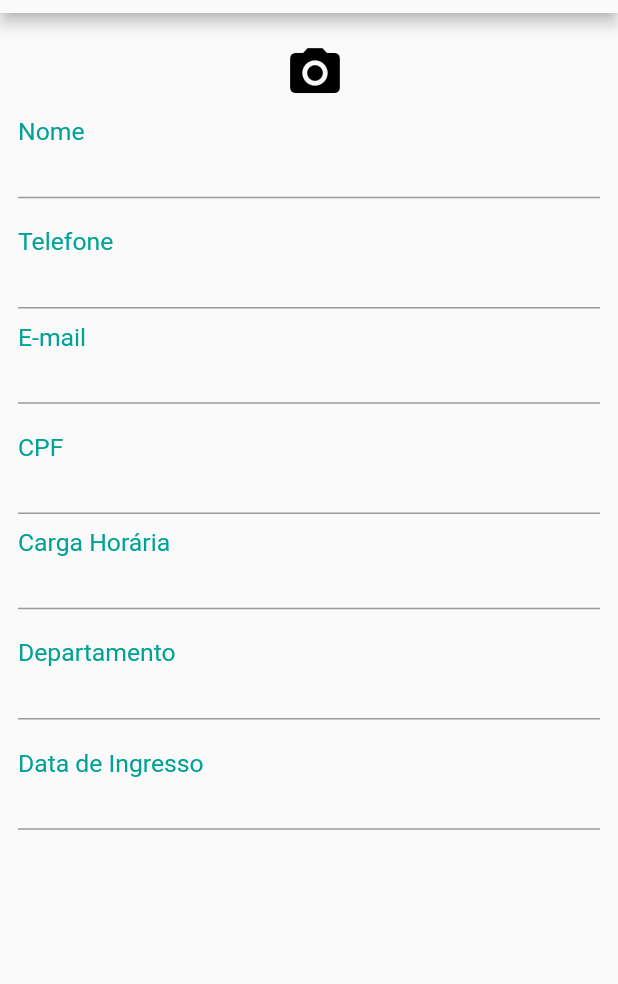
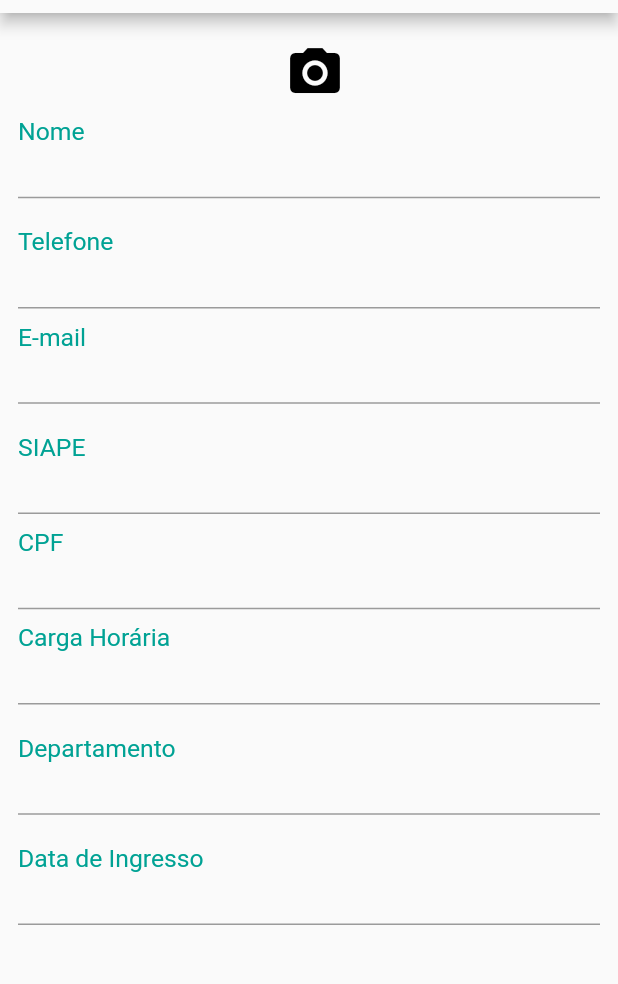
Before and after one commit to iagoGB/PAAP-APP, a Flutter app: the EditUserView screen opened by its route, after a tap on the "photo camera" icon, on a phone screen of 412 x 824 dp, the part 71-1055 px from its top. Run offline on Flutter 3.47's test engine with Material 2 defaults, Android fonts, the phone set to English and light mode, and no system bars; our stand-ins replace dio, get, get_storage, image_picker, mask_text_input_formatter, open_file; missing offline and left inert: back_button_interceptor, flutter_barcode_scanner; accounts and stored records are empty; network calls fail.

Commit message:
Inserção do siape

```diff
--- a/lib/app/data/models/user_model.dart
+++ b/lib/app/data/models/user_model.dart
@@ -4,6 +4,7 @@ class User {
   String? cpf;
   String? name;
   int? workload;
+  String? siape;
   String? departament;
   String? telephone;
   DateTime? entryDate;
@@ -16,6 +17,7 @@ class User {
     this.cpf,
     this.name,
     this.workload,
+    this.siape,
     this.departament,
     this.telephone,
     this.entryDate,
@@ -29,6 +31,7 @@ class User {
     cpf = json['cpf'];
     name = json['name'];
     workload = json['workload'];
+    siape = json['siape'];
     departament = json['departament'];
     telephone = json['telephone'];
     entryDate = DateTime.tryParse(json['entryDate']);
@@ -48,6 +51,7 @@ class User {
     data['cpf'] = cpf;
     data['name'] = name;
     data['workload'] = workload;
+    data['siape'] = siape;
     data['departament'] = departament;
     data['telephone'] = telephone;
     data['entryDate'] = entryDate;
--- a/lib/app/data/providers/event_provider.dart
+++ b/lib/app/data/providers/event_provider.dart
@@ -167,7 +167,7 @@ class EventProvider extends GetConnect {
   }
 
   Future<List<Event?>> getByQuery(String query) async {
-    final response = await apiProvider.get('/event/query=$query');
+    final response = await apiProvider.get('/event/findBy?query=$query');
     if (response.hasError) {
       throw new Exception('Erro ao buscar eventos');
     }
--- a/lib/app/data/providers/user_provider.dart
+++ b/lib/app/data/providers/user_provider.dart
@@ -93,4 +93,10 @@ class UserProvider extends GetConnect {
     if (response.hasError) throw new Exception('Erro ao buscar usuários');
     return response.body['content'].map<User>((e) => User.fromJson(e)).toList();
   }
+
+  Future<List<User?>> getByName(query) async {
+    final response = await apiProvider.get('/user/findBy?query=$query');
+    if (response.hasError) throw new Exception('Erro ao buscar usuários');
+    return response.body.map<User>((e) => User.fromJson(e)).toList();
+  }
 }
--- a/lib/app/modules/admin_events/views/admin_events_view.dart
+++ b/lib/app/modules/admin_events/views/admin_events_view.dart
@@ -49,7 +49,7 @@ class AdminEventsView extends GetView<AdminEventsController> {
                 ),
               ),
               onEmpty: NoEventsFeedback('assets/images/no_past_events.png',
-                  'Nenhum evento no momento'),
+                  'Nenhum eventolocalizado'),
               onError: (error) => ErrorFeedback(error),
             ),
           ),
--- a/lib/app/modules/edit_event/controllers/edit_event_controller.dart
+++ b/lib/app/modules/edit_event/controllers/edit_event_controller.dart
@@ -195,9 +195,8 @@ class EditEventController extends GetxController {
     this.locationController.text = event.location!;
     this.workloadController.text = event.workload.toString();
     this.descriptionController.text = event.description ?? '';
-    print('speakers' + event.speakers.toString());
     this.speakerController.text =
-        event.speakers!.isEmpty ? 'Não tem' : event.speakers![0];
+        event.speakers!.isEmpty ? 'Não possui' : event.speakers![0];
     this.dateController.text =
         DateFormat("dd/MM/yyyy", "pt-BR").format(event.dateTime!);
     final hour = event.dateTime!.hour.toString().padLeft(2, '0');
--- a/lib/app/modules/edit_user/views/edit_user_view.dart
+++ b/lib/app/modules/edit_user/views/edit_user_view.dart
@@ -87,6 +87,17 @@ class EditUserView extends GetView<EditUserController> {
               maxLines: 2,
             ),
             TextFormField(
+              inputFormatters: [controller.siapeMask()],
+              validator: (value) => controller.siapeValidator(value),
+              autovalidateMode: AutovalidateMode.onUserInteraction,
+              controller: controller.siapeController,
+              keyboardType: TextInputType.number,
+              decoration: decorationStyle(
+                label: "SIAPE",
+                labelColor: Get.theme.primaryColor,
+              ),
+            ),
+            TextFormField(
               inputFormatters: [controller.cpfMask()],
               validator: (value) => controller.cpfValidator(value),
               autovalidateMode: AutovalidateMode.onUserInteraction,
--- a/lib/main.dart
+++ b/lib/main.dart
@@ -13,6 +13,7 @@ void main() async {
   runApp(
     GetMaterialApp.router(
       title: "PAAP",
+      debugShowCheckedModeBanner: false,
       theme: CustomTheme().lightTheme,
       darkTheme: CustomTheme().darkTheme,
       themeMode: ThemeMode.system,
```
Also changed, not shown: lib/app/modules/admin_events/controllers/admin_events_controller.dart (+4 -10 lines), lib/app/modules/edit_user/controllers/edit_user_controller.dart (+27 -5 lines), lib/app/modules/user_details/views/user_details_view.dart (+14 -0 lines), lib/app/modules/users/controllers/users_controller.dart (+24 -5 lines), lib/app/modules/users/views/users_view.dart (+5 -3 lines).
